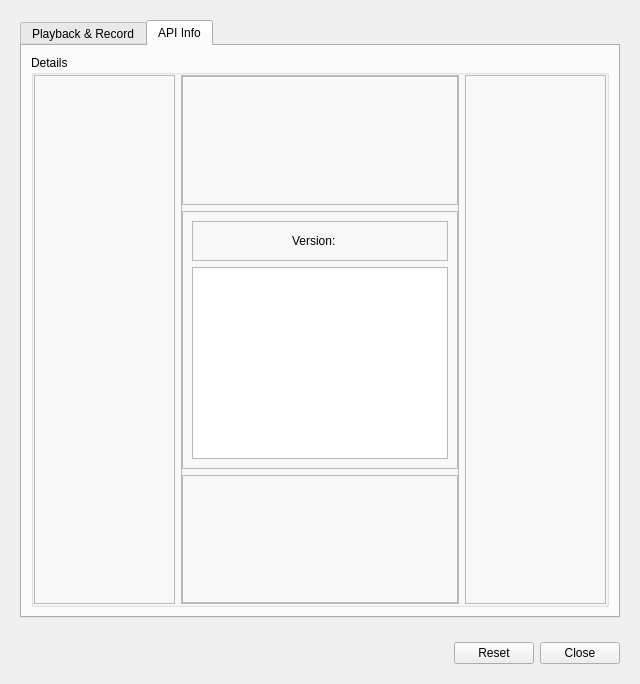
This is src/ui/gkaudioplaydialog.ui in GekkoFyre/small-world-deluxe as Qt 5 draws it before an edit. The edited form follows.
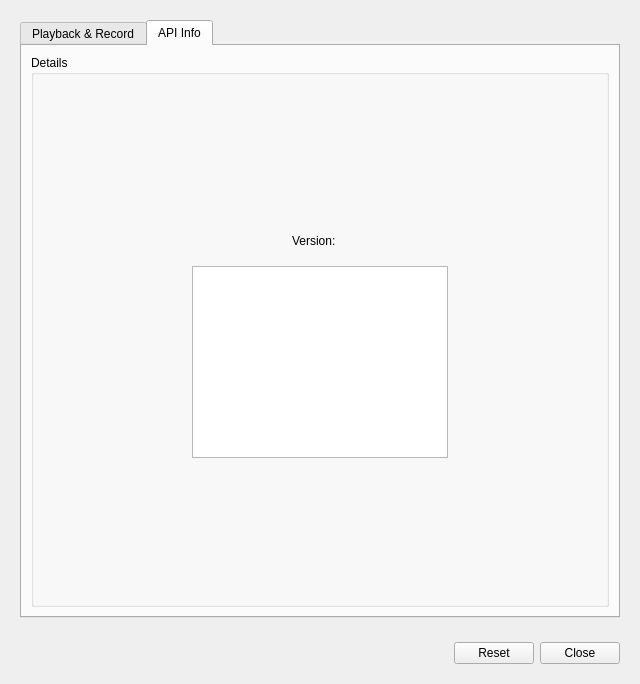
This is the edited form. The open tabs and pages were chosen to show the change.

```diff
--- a/src/ui/gkaudioplaydialog.ui
+++ b/src/ui/gkaudioplaydialog.ui
@@ -565,10 +565,10 @@
                 </sizepolicy>
                </property>
                <property name="frameShape">
-                <enum>QFrame::StyledPanel</enum>
+                <enum>QFrame::NoFrame</enum>
                </property>
                <property name="frameShadow">
-                <enum>QFrame::Raised</enum>
+                <enum>QFrame::Plain</enum>
                </property>
                <layout class="QVBoxLayout" name="verticalLayout_15">
                 <item>
@@ -590,10 +590,10 @@
              <item>
               <widget class="QFrame" name="frame_api_details_2">
                <property name="frameShape">
-                <enum>QFrame::StyledPanel</enum>
+                <enum>QFrame::NoFrame</enum>
                </property>
                <property name="frameShadow">
-                <enum>QFrame::Raised</enum>
+                <enum>QFrame::Plain</enum>
                </property>
                <layout class="QVBoxLayout" name="verticalLayout_13">
                 <property name="leftMargin">
@@ -617,10 +617,10 @@
                    </sizepolicy>
                   </property>
                   <property name="frameShape">
-                   <enum>QFrame::StyledPanel</enum>
+                   <enum>QFrame::NoFrame</enum>
                   </property>
                   <property name="frameShadow">
-                   <enum>QFrame::Raised</enum>
+                   <enum>QFrame::Plain</enum>
                   </property>
                   <layout class="QVBoxLayout" name="verticalLayout_17">
                    <item>
@@ -642,19 +642,19 @@
                 <item>
                  <widget class="QFrame" name="frame_api_details_inner_2">
                   <property name="frameShape">
-                   <enum>QFrame::StyledPanel</enum>
+                   <enum>QFrame::NoFrame</enum>
                   </property>
                   <property name="frameShadow">
-                   <enum>QFrame::Raised</enum>
+                   <enum>QFrame::Plain</enum>
                   </property>
                   <layout class="QVBoxLayout" name="verticalLayout_16">
                    <item>
                     <widget class="QFrame" name="frame">
                      <property name="frameShape">
-                      <enum>QFrame::StyledPanel</enum>
+                      <enum>QFrame::NoFrame</enum>
                      </property>
                      <property name="frameShadow">
-                      <enum>QFrame::Raised</enum>
+                      <enum>QFrame::Plain</enum>
                      </property>
                      <layout class="QHBoxLayout" name="horizontalLayout_13">
                       <item>
@@ -728,10 +728,10 @@
                    </sizepolicy>
                   </property>
                   <property name="frameShape">
-                   <enum>QFrame::StyledPanel</enum>
+                   <enum>QFrame::NoFrame</enum>
                   </property>
                   <property name="frameShadow">
-                   <enum>QFrame::Raised</enum>
+                   <enum>QFrame::Plain</enum>
                   </property>
                   <layout class="QVBoxLayout" name="verticalLayout_18">
                    <item>
@@ -762,10 +762,10 @@
                 </sizepolicy>
                </property>
                <property name="frameShape">
-                <enum>QFrame::StyledPanel</enum>
+                <enum>QFrame::NoFrame</enum>
                </property>
                <property name="frameShadow">
-                <enum>QFrame::Raised</enum>
+                <enum>QFrame::Plain</enum>
                </property>
                <layout class="QVBoxLayout" name="verticalLayout_14">
                 <item>
```
Left out of the diff: 16 changed lines with no effect on the pictures.
